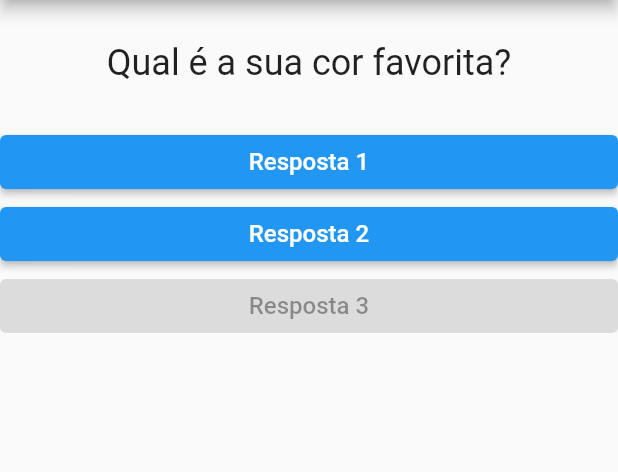
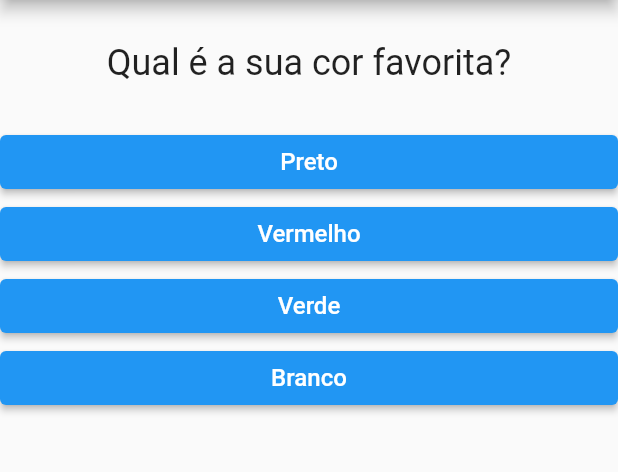
Before and after one commit to AiramCruZ/curso_flutter_cod3r, a Flutter app: the screen it shows after launch, on a phone screen of 412 x 824 dp, the part 84-556 px from its top. Run offline on Flutter 3.47's test engine with Material 2 defaults, Android fonts, the phone set to English and light mode, and no system bars; missing offline and left inert: dart:ffi.

Commit message:
Componetizar a aplicação.

```diff
--- /dev/null
+++ b/projeto_perguntas/lib/Questionario.dart
@@ -0,0 +1,35 @@
+import 'dart:ffi';
+
+import 'package:flutter/material.dart';
+import 'package:projeto_perguntas/Questao.dart';
+import 'package:projeto_perguntas/Resposta.dart';
+
+class Questionario extends StatelessWidget {
+  const Questionario({
+    Key? key,
+    required this.indice,
+    required this.perguntas,
+    required this.callBack,
+  }) : super(key: key);
+
+  final int indice;
+  final List<Map<String, Object>> perguntas;
+  final void Function(int) callBack;
+
+  @override
+  Widget build(BuildContext context) {
+    List<Map<String, Object>> respostas = perguntas[indice].cast()['respostas'];
+
+    return Column(
+      children: [
+        Questao(perguntas[indice].cast()['texto']),
+        ...respostas
+            .map((resp) => Resposta(
+                  resp['texto'] as String,
+                  onPressed: () => callBack(resp['pontuacao'] as int),
+                ))
+            .toList()
+      ],
+    );
+  }
+}
--- a/projeto_perguntas/lib/Resposta.dart
+++ b/projeto_perguntas/lib/Resposta.dart
@@ -8,7 +8,7 @@ class Resposta extends StatelessWidget {
 
   @override
   Widget build(BuildContext context) {
-    return Container(
+    return SizedBox(
       width: double.infinity,
       child: ElevatedButton(
         style: ElevatedButton.styleFrom(
--- a/projeto_perguntas/lib/main.dart
+++ b/projeto_perguntas/lib/main.dart
@@ -1,6 +1,6 @@
 import 'package:flutter/material.dart';
-import 'package:projeto_perguntas/Questao.dart';
-import 'package:projeto_perguntas/Resposta.dart';
+import 'package:projeto_perguntas/Questionario.dart';
+import 'package:projeto_perguntas/Resultado.dart';
 
 void main() {
   runApp(const PerguntaApp());
@@ -8,34 +8,67 @@ void main() {
 
 class _PerguntaAppState extends State<PerguntaApp> {
   var _perguntaSelecionada = 0;
+  var _pontuacaoTotal = 0;
+  final _perguntas = [
+    {
+      'texto': 'Qual é a sua cor favorita?',
+      'respostas': [
+        {'texto': 'Preto', 'pontuacao': 10},
+        {'texto': 'Vermelho', 'pontuacao': 5},
+        {'texto': 'Verde', 'pontuacao': 3},
+        {'texto': 'Branco', 'pontuacao': 1},
+      ]
+    },
+    {
+      'texto': 'Qual é o seu animal favorito?',
+      'respostas': [
+        {'texto': 'Coelho', 'pontuacao': 2},
+        {'texto': 'Cobra', 'pontuacao': 4},
+        {'texto': 'Elefante', 'pontuacao': 8},
+        {'texto': 'Leão', 'pontuacao': 9},
+      ]
+    },
+    {
+      'texto': 'Qual é o seu instrutor favorito?',
+      'respostas': [
+        {'texto': 'Maria', 'pontuacao': 2},
+        {'texto': 'João', 'pontuacao': 8},
+        {'texto': 'Leo', 'pontuacao': 10},
+        {'texto': 'Pedro', 'pontuacao': 4},
+      ]
+    }
+  ];
+  bool get possuiPergunta => _perguntaSelecionada < _perguntas.length;
 
-  void _responder() {
+  void _responder(int pontuacao) {
+    if (possuiPergunta) {
+      setState(() {
+        _perguntaSelecionada++;
+        _pontuacaoTotal += pontuacao;
+      });
+    }
+  }
+
+  void _reiniciarQuestionario() {
     setState(() {
-      _perguntaSelecionada = _perguntaSelecionada == 1 ? 0 : 1;
+      _perguntaSelecionada = 0;
+      _pontuacaoTotal = 0;
     });
-    debugPrint('$_perguntaSelecionada');
   }
 
   @override
   Widget build(BuildContext context) {
-    final List<String> perguntas = [
-      'Qual é a sua cor favorita?',
-      'Qual é o seu animal favorito?',
-    ];
-
     return MaterialApp(
       home: Scaffold(
         appBar: AppBar(
           title: const Text('Perguntas'),
         ),
-        body: Column(
-          children: [
-            Questao(perguntas[_perguntaSelecionada]),
-            Resposta('Resposta 1', onPressed: _responder),
-            Resposta('Resposta 2', onPressed: _responder),
-            const Resposta('Resposta 3', onPressed: null),
-          ],
-        ),
+        body: possuiPergunta
+            ? Questionario(
+                indice: _perguntaSelecionada,
+                perguntas: _perguntas,
+                callBack: _responder)
+            : Resultado(_pontuacaoTotal, _reiniciarQuestionario),
       ),
     );
   }
```
Also changed, not shown: projeto_perguntas/lib/Resultado.dart (added, +51 -0 lines).
